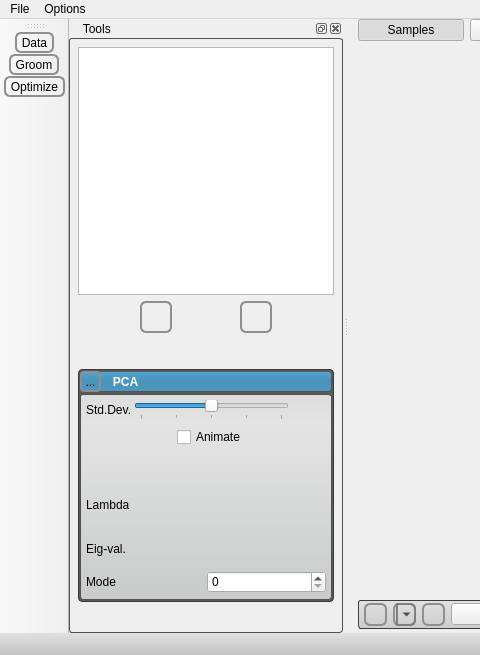
Before: the Qt Designer form src/Application/ShapeWorksStudioApp.ui in SCIInstitute/ShapeWorks, drawn with Qt 5; both pictures show x 0 to 480 and y 0 to 655 of the 822 by 655 pixel window.
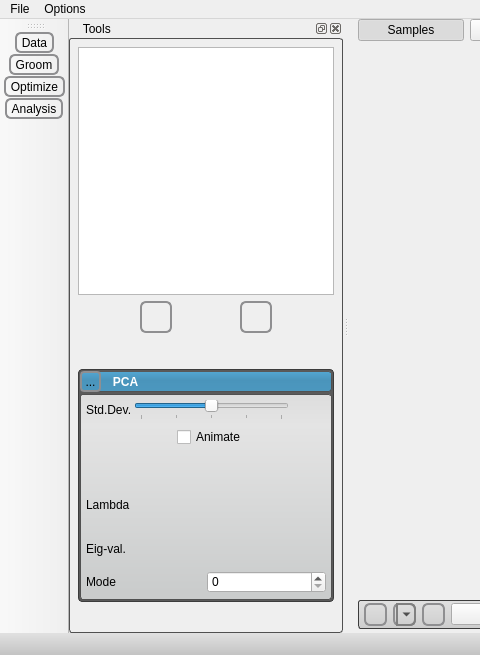
After: the same form once the commit is applied. Icons and pictures are not drawn. Custom widgets are drawn as their Qt base class.

Commit message: added analysis icon to merge those options to. powercrust is limited to 1 thread.

Diff of the .ui file:
```diff
--- a/src/Application/ShapeWorksStudioApp.ui
+++ b/src/Application/ShapeWorksStudioApp.ui
@@ -1140,6 +1140,7 @@
    <addaction name="action_import_mode"/>
    <addaction name="action_groom_mode"/>
    <addaction name="action_optimize_mode"/>
+   <addaction name="action_analysis_mode"/>
   </widget>
   <action name="action_quit">
    <property name="text">
```
The commit also changes 7 other files.
